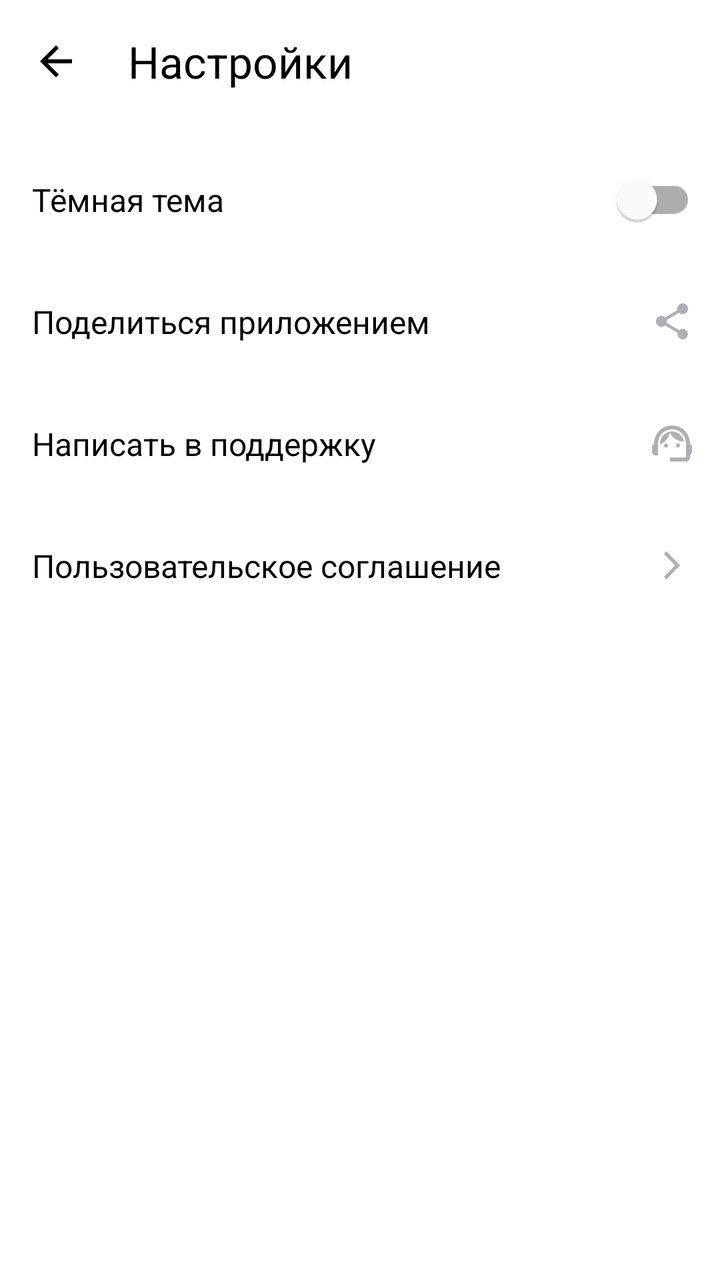
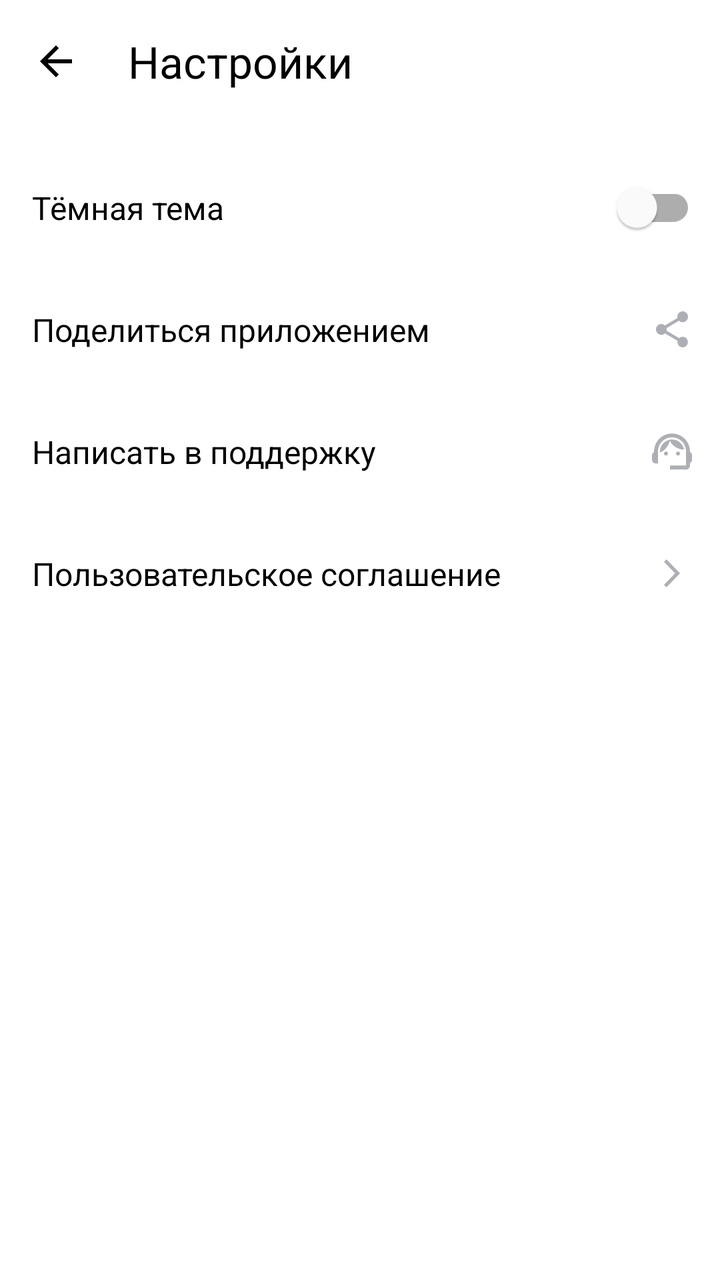

An Android layout rendered at two revisions. The XML below is the earlier revision; the diff shows what the commit changed to produce the second picture.
<!-- AndroidManifest.xml: application theme Theme.MaterialComponents.DayNight.NoActionBar -->
<!-- res/layout/activity_settings.xml -->
<?xml version="1.0" encoding="utf-8"?>
<LinearLayout xmlns:android="http://schemas.android.com/apk/res/android"
    xmlns:app="http://schemas.android.com/apk/res-auto"
    xmlns:tools="http://schemas.android.com/tools"
    android:layout_width="match_parent"
    android:layout_height="match_parent"
    android:orientation="vertical"
    android:background="@color/white">

    <LinearLayout
        android:layout_width="match_parent"
        android:layout_height="wrap_content"
        android:orientation="horizontal"
        android:gravity="center_vertical"
	android:padding="4dp"
        tools:ignore="UseCompoundDrawables">

        <ImageView
	    android:id="@+id/backButton"
            android:layout_width="@dimen/back_icon_size"
            android:layout_height="@dimen/back_icon_size"
            android:src="@drawable/ic_button_back"
            app:tint="@color/black"
	    android:contentDescription="@string/back_button_description" />

        <TextView
            android:layout_width="0dp"
            android:layout_height="wrap_content"
            android:layout_weight="1"
            android:text="@string/settings_title"
            android:textSize="@dimen/settings_title_size"
            android:textColor="@color/black"
	    android:padding="12dp" />

        

    </LinearLayout>

    <LinearLayout
        android:layout_width="match_parent"
        android:layout_height="wrap_content"
        android:orientation="vertical"
        android:background="@color/white"
        android:paddingVertical="@dimen/settings_padding_vertical"
        app:cornerRadius="@dimen/settings_corner_radius">

        <LinearLayout
            android:layout_width="match_parent"
            android:layout_height="61dp"
            android:orientation="horizontal"
            android:gravity="center_vertical">

            <TextView
                android:layout_width="0dp"
                android:layout_height="wrap_content"
                android:layout_weight="1"
                android:text="@string/dark_theme"
                android:textSize="@dimen/settings_text_size"
                android:textColor="@color/black"
		android:padding="16dp" />

            <com.google.android.material.switchmaterial.SwitchMaterial
                android:layout_width="wrap_content"
                android:layout_height="wrap_content"
		android:padding="12dp" />

        </LinearLayout>

        <LinearLayout
            android:layout_width="match_parent"
            android:layout_height="61dp"
            android:orientation="horizontal"
            android:gravity="center_vertical">

            <TextView
                android:layout_width="0dp"
                android:layout_height="wrap_content"
                android:layout_weight="1"
                android:text="@string/share_app"
                android:textSize="@dimen/settings_text_size"
                android:textColor="@color/black"
		android:padding="16dp" />

            <LinearLayout
                android:layout_width="wrap_content"
                android:layout_height="wrap_content"
                android:orientation="horizontal"
                android:gravity="center_vertical"
		android:padding="12dp">

                <ImageView
                    android:layout_width="@dimen/settings_icon_size"
                    android:layout_height="@dimen/settings_icon_size"
                    android:src="@drawable/ic_share"
                    app:tint="@color/gray"
		    android:contentDescription="@string/share_icon_description" />

            </LinearLayout>

        </LinearLayout>


        <LinearLayout
            android:layout_width="match_parent"
            android:layout_height="61dp"
            android:orientation="horizontal"
            android:gravity="center_vertical">

            <TextView
                android:layout_width="0dp"
                android:layout_height="wrap_content"
                android:layout_weight="1"
                android:text="@string/support"
                android:textSize="@dimen/settings_text_size"
                android:textColor="@color/black"
		android:padding="16dp" />

            <LinearLayout
                android:layout_width="wrap_content"
                android:layout_height="wrap_content"
                android:orientation="horizontal"
                android:gravity="center_vertical"
		android:padding="12dp">

                <ImageView
                    android:layout_width="@dimen/settings_icon_size"
                    android:layout_height="@dimen/settings_icon_size"
                    android:src="@drawable/ic_support"
                    android:tint="@color/gray"
                    tools:ignore="UseAppTint"
		    android:contentDescription="@string/support_icon_description" />
 
	    </LinearLayout>

        </LinearLayout>



        <LinearLayout
            android:layout_width="match_parent"
            android:layout_height="61dp"
            android:orientation="horizontal"
            android:gravity="center_vertical">

            <TextView
                android:layout_width="0dp"
                android:layout_height="wrap_content"
                android:layout_weight="1"
                android:text="@string/user_agreement"
                android:textSize="@dimen/settings_text_size"
                android:textColor="@color/black"
		android:padding="16dp" />

            <LinearLayout
                android:layout_width="wrap_content"
                android:layout_height="wrap_content"
                android:orientation="horizontal"
                android:gravity="center_vertical"
		android:padding="12dp">

                <ImageView
                    android:layout_width="@dimen/settings_icon_size"
                    android:layout_height="@dimen/settings_icon_size"
                    android:src="@drawable/ic_agreement"
                    app:tint="@color/gray"
		    android:contentDescription="@string/agreement_icon_description" />


             </LinearLayout>

        </LinearLayout>

    </LinearLayout>

</LinearLayout>
<!-- resources referenced by this layout -->
<resources>
  <color name="black">#000000</color>
  <color name="gray">#AEAFB4</color>
  <color name="white">#FFFFFF</color>
  <dimen name="back_icon_size">48dp</dimen>
  <dimen name="settings_corner_radius">12dp</dimen>
  <dimen name="settings_icon_size">24dp</dimen>
  <dimen name="settings_padding_vertical">8dp</dimen>
  <dimen name="settings_text_size">16sp</dimen>
  <dimen name="settings_title_size">22sp</dimen>
  <!-- drawable ic_agreement (drawable) -->
  <vector xmlns:android="http://schemas.android.com/apk/res/android"
      android:width="24dp"
      android:height="24dp"
      android:viewportWidth="24"
      android:viewportHeight="24">
    <path
        android:pathData="M8,17.749L9.213,19L16,12L9.213,5L8,6.252L13.573,12L8,17.749Z"
        android:fillColor="#AEAFB4"/>
  </vector>
  <!-- drawable ic_button_back (drawable) -->
  <vector xmlns:android="http://schemas.android.com/apk/res/android"
      android:width="48dp"
      android:height="48dp"
      android:viewportWidth="48"
      android:viewportHeight="48">
    <group>
      <clip-path
          android:pathData="M12,12h24v24h-24z"/>
      <path
          android:pathData="M32,23H19.83L25.42,17.41L24,16L16,24L24,32L25.41,30.59L19.83,25H32V23Z"
          android:fillColor="#1A1B22"/>
    </group>
  </vector>
  <!-- drawable ic_share (drawable) -->
  <vector xmlns:android="http://schemas.android.com/apk/res/android"
      android:width="24dp"
      android:height="24dp"
      android:viewportWidth="24"
      android:viewportHeight="24">
    <path
        android:pathData="M17.333,15.723C16.658,15.723 16.053,15.994 15.591,16.419L9.253,12.669C9.298,12.461 9.333,12.253 9.333,12.036C9.333,11.819 9.298,11.611 9.253,11.404L15.52,7.69C16,8.142 16.631,8.422 17.333,8.422C18.809,8.422 20,7.211 20,5.711C20,4.211 18.809,3 17.333,3C15.858,3 14.667,4.211 14.667,5.711C14.667,5.928 14.702,6.136 14.747,6.343L8.48,10.057C8,9.605 7.369,9.325 6.667,9.325C5.191,9.325 4,10.536 4,12.036C4,13.536 5.191,14.747 6.667,14.747C7.369,14.747 8,14.467 8.48,14.015L14.809,17.774C14.764,17.964 14.738,18.163 14.738,18.361C14.738,19.816 15.902,21 17.333,21C18.764,21 19.929,19.816 19.929,18.361C19.929,16.907 18.764,15.723 17.333,15.723Z"
        android:fillColor="#AEAFB4"/>
  </vector>
  <!-- drawable ic_support (drawable) -->
  <vector xmlns:android="http://schemas.android.com/apk/res/android"
      android:width="24dp"
      android:height="24dp"
      android:viewportWidth="24"
      android:viewportHeight="24">
    <path
        android:pathData="M21,12.32C21,6.83 16.74,3.1 12,3.1C7.31,3.1 3,6.75 3,12.38C2.4,12.72 2,13.36 2,14.1V16.1C2,17.2 2.9,18.1 4,18.1H5V12C5,8.13 8.13,5 12,5C15.87,5 19,8.13 19,12V19.1H11V21.1H19C20.1,21.1 21,20.2 21,19.1V17.88C21.59,17.57 22,16.96 22,16.24V13.94C22,13.24 21.59,12.63 21,12.32Z"
        android:fillColor="#AEAFB4"/>
    <path
        android:pathData="M9,14.1C9.552,14.1 10,13.652 10,13.1C10,12.548 9.552,12.1 9,12.1C8.448,12.1 8,12.548 8,13.1C8,13.652 8.448,14.1 9,14.1Z"
        android:fillColor="#AEAFB4"/>
    <path
        android:pathData="M15,14.1C15.552,14.1 16,13.652 16,13.1C16,12.548 15.552,12.1 15,12.1C14.448,12.1 14,12.548 14,13.1C14,13.652 14.448,14.1 15,14.1Z"
        android:fillColor="#AEAFB4"/>
    <path
        android:pathData="M18,11.13C17.52,8.28 15.04,6.1 12.05,6.1C9.02,6.1 5.76,8.61 6.02,12.55C8.49,11.54 10.35,9.34 10.88,6.66C12.19,9.29 14.88,11.1 18,11.13Z"
        android:fillColor="#AEAFB4"/>
  </vector>
  <string name="agreement_icon_description">Иконка соглашения</string>
  <string name="back_button_description">Назад</string>
  <string name="dark_theme">Тёмная тема</string>
  <string name="settings_title">Настройки</string>
  <string name="share_app">Поделиться приложением</string>
  <string name="share_icon_description">Иконка поделиться</string>
  <string name="support">Написать в поддержку</string>
  <string name="support_icon_description">Иконка поддержки</string>
  <string name="user_agreement">Пользовательское соглашение</string>
</resources>

<!-- the commit's change to res/layout/activity_settings.xml (unified diff, before → after) -->
@@ -12,13 +12,13 @@
         android:layout_height="wrap_content"
         android:orientation="horizontal"
         android:gravity="center_vertical"
-	android:padding="4dp"
+        android:padding="4dp"
         tools:ignore="UseCompoundDrawables">
 
         <ImageView
 	    android:id="@+id/backButton"
-            android:layout_width="@dimen/back_icon_size"
-            android:layout_height="@dimen/back_icon_size"
+            android:layout_width="48dp"
+            android:layout_height="48dp"
             android:src="@drawable/ic_button_back"
             app:tint="@color/black"
 	    android:contentDescription="@string/back_button_description" />
@@ -28,7 +28,7 @@
             android:layout_height="wrap_content"
             android:layout_weight="1"
             android:text="@string/settings_title"
-            android:textSize="@dimen/settings_title_size"
+            android:textSize="22sp"
             android:textColor="@color/black"
 	    android:padding="12dp" />
 
@@ -41,7 +41,7 @@
         android:layout_height="wrap_content"
         android:orientation="vertical"
         android:background="@color/white"
-        android:paddingVertical="@dimen/settings_padding_vertical"
+        android:paddingVertical="12dp"
         app:cornerRadius="@dimen/settings_corner_radius">
 
         <LinearLayout
<!-- resource entries referenced after the edit -->
@@ -3,12 +3,9 @@
   <color name="black">#000000</color>
   <color name="gray">#AEAFB4</color>
   <color name="white">#FFFFFF</color>
-  <dimen name="back_icon_size">48dp</dimen>
   <dimen name="settings_corner_radius">12dp</dimen>
   <dimen name="settings_icon_size">24dp</dimen>
-  <dimen name="settings_padding_vertical">8dp</dimen>
   <dimen name="settings_text_size">16sp</dimen>
-  <dimen name="settings_title_size">22sp</dimen>
   <!-- drawable ic_agreement (drawable) -->
   <vector xmlns:android="http://schemas.android.com/apk/res/android"
       android:width="24dp"
